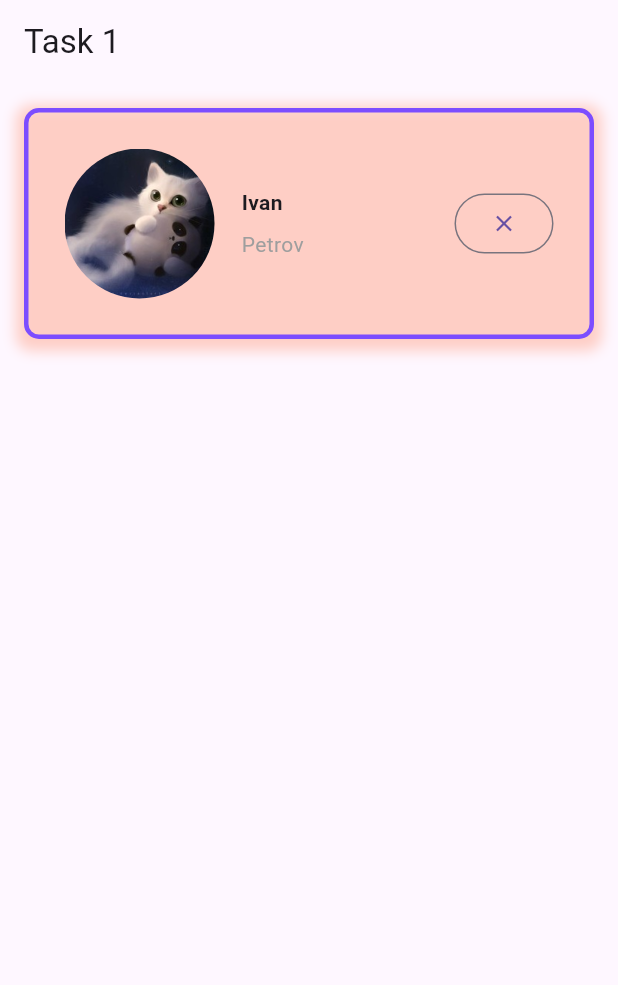
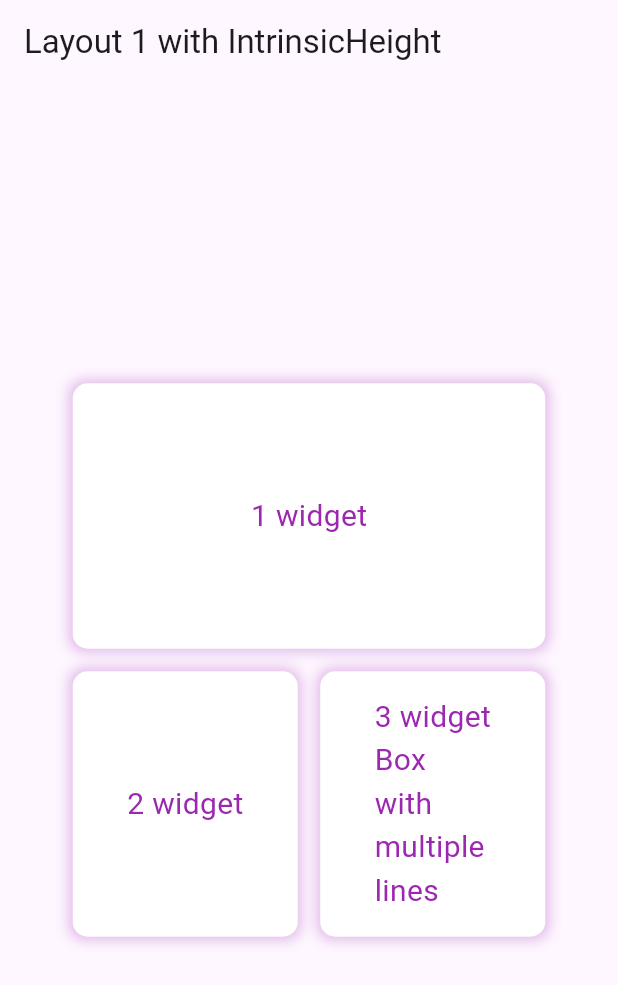
Before and after one commit to marshnyash/flutter, a Flutter app: the screen it shows after launch, on a phone screen of 412 x 824 dp. Shown: the top 985 px of the screen. Run offline on Flutter 3.47's test engine with Material 3 defaults, Android fonts, the phone set to English and light mode, and no system bars.

Commit message:
created layout_1

```diff
--- /dev/null
+++ b/lib/layout_1.dart
@@ -0,0 +1,72 @@
+import 'package:flutter/material.dart';
+
+class Layout1 extends StatelessWidget {
+  const Layout1({super.key});
+
+  @override
+  Widget build(BuildContext context) {
+    return const IntrinsicWidth(
+      child: IntrinsicHeight(
+        child: Column(
+          crossAxisAlignment: CrossAxisAlignment.stretch,
+          children: [
+            Flexible(
+              flex: 1,
+              child: ContainerSection(text: '1 widget'),
+            ),
+            SizedBox(height: 15),
+            Flexible(
+              flex: 1,
+              child: IntrinsicHeight(
+                child: Row(
+                  children: [
+                    ContainerSection(text: '2 widget', fullWidth: true),
+                    SizedBox(width: 15),
+                    ContainerSection(
+                        text: '3 widget\nBox\nwith\nmultiple\nlines',
+                        fullWidth: true),
+                  ],
+                ),
+              ),
+            ),
+          ],
+        ),
+      ),
+    );
+  }
+}
+
+class ContainerSection extends StatelessWidget {
+  const ContainerSection({
+    super.key,
+    required this.text,
+    this.fullWidth = false,
+  });
+
+  final String text;
+  final bool fullWidth;
+
+  @override
+  Widget build(BuildContext context) {
+    return Container(
+      width: fullWidth ? 150 : null,
+      padding: const EdgeInsets.all(16.0),
+      alignment: Alignment.center,
+      decoration: BoxDecoration(
+        borderRadius: BorderRadius.circular(10),
+        color: Colors.white,
+        boxShadow: [
+          BoxShadow(
+            color: Colors.purple.withOpacity(0.3),
+            spreadRadius: 2,
+            blurRadius: 7,
+          ),
+        ],
+      ),
+      child: Text(
+        text,
+        style: const TextStyle(fontSize: 20, color: Colors.purple),
+      ),
+    );
+  }
+}
--- a/lib/main.dart
+++ b/lib/main.dart
@@ -1,154 +1,25 @@
 import 'package:flutter/material.dart';
 
-void main() => runApp(const MyApp());
+import 'layout_1.dart';
+
+void main() {
+  runApp(const MyApp());
+}
 
 class MyApp extends StatelessWidget {
   const MyApp({super.key});
 
   @override
   Widget build(BuildContext context) {
-    const String appTitle = 'Task 1';
-    const String image = 'assets/images/cat.jpg';
-
     return MaterialApp(
-      title: appTitle,
       home: Scaffold(
         appBar: AppBar(
-          title: const Text(appTitle),
+          title: const Text('Layout 1 with IntrinsicHeight'),
         ),
-        body: SingleChildScrollView(
-            child: Container(
-              margin: const EdgeInsets.all(16.0),
-              padding: const EdgeInsets.all(16.0),
-              decoration: BoxDecoration(
-                border: Border.all(color: Colors.deepPurpleAccent, width: 3),
-                borderRadius: const BorderRadius.all(Radius.circular(10)),
-                boxShadow: [
-                  BoxShadow(
-                    color: Colors.deepOrangeAccent.withOpacity(0.3),
-                    spreadRadius: 5,
-                    blurRadius: 7,
-                    offset: const Offset(0, 3), // changes position of shadow
-                  ),
-                ],
-              ),
-              child: const Row(
-                  mainAxisAlignment: MainAxisAlignment.spaceBetween,
-                  children: [
-                    Padding(
-                      padding: EdgeInsets.all(8.0),
-                      child: ImageSection(
-                        image: image,
-                      ),
-                    ),
-                    Expanded(
-                      child: TitleSection(
-                        firstName: 'Ivan',
-                        lastName: 'Petrov',
-                      ),
-                    ),
-                    Padding(
-                      padding: EdgeInsets.all(8.0),
-                      child: ButtonSection(),
-                    )
-                  ]),
-            )),
+        body: const Center(
+          child: Layout1(),
+        ),
       ),
     );
   }
 }
-
-class TitleSection extends StatelessWidget {
-  const TitleSection({
-    super.key,
-    required this.firstName,
-    required this.lastName,
-  });
-
-  final String firstName;
-  final String lastName;
-
-  @override
-  Widget build(BuildContext context) {
-    return Padding(
-      padding: const EdgeInsets.all(10),
-      child: Row(
-        children: [
-          Expanded(
-            child: Column(
-              crossAxisAlignment: CrossAxisAlignment.start,
-              children: [
-                Padding(
-                  padding: const EdgeInsets.only(bottom: 8),
-                  child: Text(
-                    firstName,
-                    style: const TextStyle(
-                      fontWeight: FontWeight.bold,
-                    ),
-                  ),
-                ),
-                Text(
-                  lastName,
-                  style: TextStyle(
-                    color: Colors.grey[500],
-                  ),
-                ),
-              ],
-            ),
-          ),
-        ],
-      ),
-    );
-  }
-}
-
-class TextSection extends StatelessWidget {
-  const TextSection({
-    super.key,
-    required this.description,
-  });
-
-  final String description;
-
-  @override
-  Widget build(BuildContext context) {
-    return Padding(
-      padding: const EdgeInsets.all(32),
-      child: Text(
-        description,
-        softWrap: true,
-      ),
-    );
-  }
-}
-
-class ImageSection extends StatelessWidget {
-  const ImageSection({super.key, required this.image});
-
-  final String image;
-
-  @override
-  Widget build(BuildContext context) {
-    return ClipRRect(
-      borderRadius: BorderRadius.circular(50.0),
-      child: Image.asset(
-        image,
-        width: 100,
-        height: 100,
-        fit: BoxFit.cover,
-      ),
-    );
-  }
-}
-
-class ButtonSection extends StatelessWidget {
-  const ButtonSection({super.key});
-
-  @override
-  Widget build(BuildContext context) {
-    return OutlinedButton(
-      onPressed: () {},
-      child: const Icon(Icons.close),
-    );
-  }
-}
```
Also changed, not shown: lib/task_1.dart (added, +154 -0 lines).
